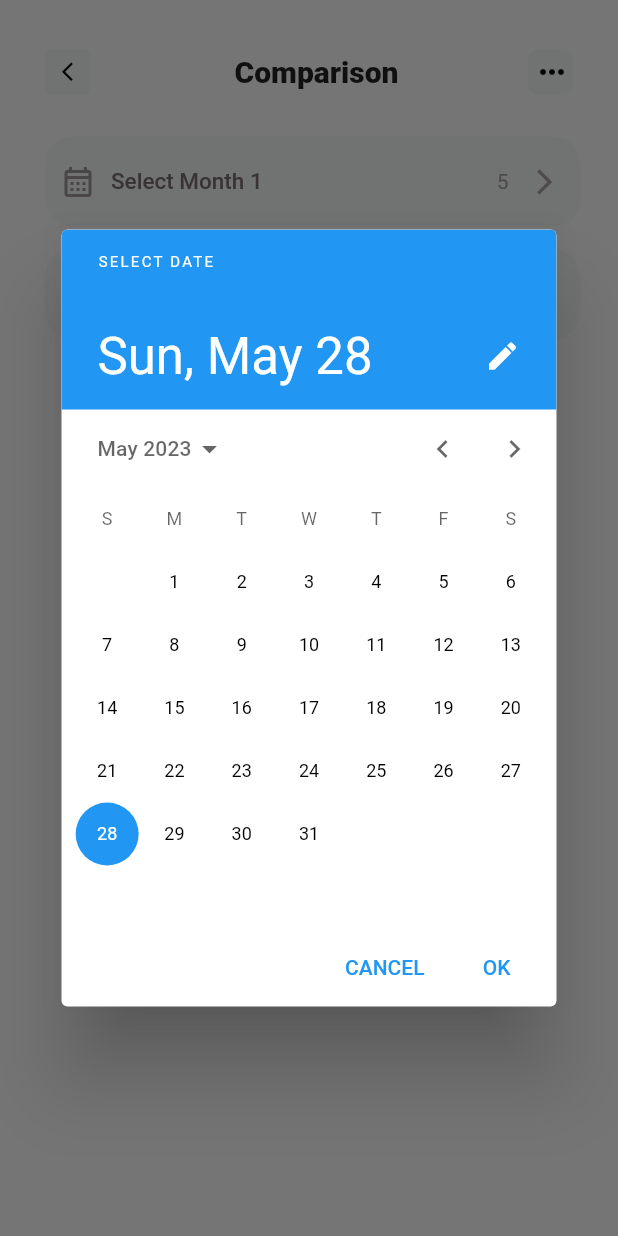
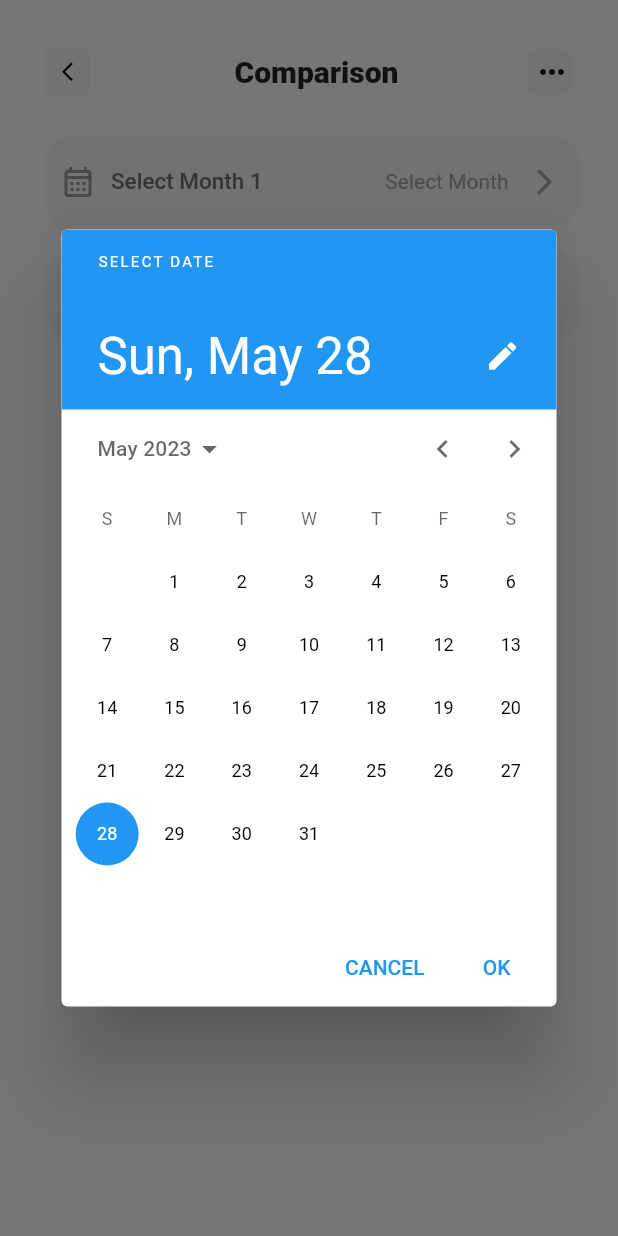
Before and after one commit to TrungThong137/fixnext, a Flutter app: the Comparison screen opened directly, after a tap on "Select Month 1", on a phone screen of 412 x 824 dp. Run offline on Flutter 3.47's test engine with Material 2 defaults, Android fonts, the light colour scheme and no system bars.

Commit message:
add dateFormat

```diff
--- a/lib/main.dart
+++ b/lib/main.dart
@@ -5,6 +5,7 @@ import 'package:fixnext/page/schedule.dart';
 import 'package:fixnext/page/scrollAnimation.dart';
 import 'package:fixnext/page/test.dart';
 import 'package:flutter/material.dart';
+
 
 void main() {
   runApp(const MyApp());
@@ -22,7 +23,7 @@ class MyApp extends StatelessWidget {
       theme: ThemeData(
         primarySwatch: Colors.blue,
       ),
-      home: const BreakFirst()
+      home: const Schedule()
     );
   }
 }
--- a/lib/page/comparison.dart
+++ b/lib/page/comparison.dart
@@ -1,4 +1,6 @@
 import 'package:flutter/material.dart';
+import 'package:intl/intl.dart';
+
 
 class Comparison extends StatefulWidget {
   const Comparison({super.key});
@@ -10,6 +12,7 @@ class Comparison extends StatefulWidget {
 class _ComparisonState extends State<Comparison> {
 
   DateTime selectDate = DateTime.now();
+  bool isSelectMonth=false;
 
   _selectCalendar(BuildContext context) async{
     final DateTime? picker=await showDatePicker(
@@ -22,6 +25,7 @@ class _ComparisonState extends State<Comparison> {
       setState(() {
         selectDate=picker;
       });
+      isSelectMonth=true;
     }
   }
 
@@ -39,7 +43,6 @@ class _ComparisonState extends State<Comparison> {
 
                 calendar(
                   text: "Select Month 1",
-                  textTraining: '${selectDate.month}'
                 ),
 
                 calendar(
@@ -53,7 +56,7 @@ class _ComparisonState extends State<Comparison> {
     );
   }
 
-  Widget calendar({text, textTraining}){
+  Widget calendar({text}){
     return Padding(
       padding: const EdgeInsets.only(right: 25, top: 15),
       child: InkWell(
@@ -83,7 +86,7 @@ class _ComparisonState extends State<Comparison> {
                   mainAxisAlignment: MainAxisAlignment.end,
                   children: [
                     Text(
-                      textTraining??"Select Month",
+                      isSelectMonth? DateFormat.MMM('en_US').format(selectDate): "Select Month",
                       style: const TextStyle(
                         fontSize: 14,
                         color: Color.fromRGBO(173, 164, 165, 1)
--- a/lib/page/schedule.dart
+++ b/lib/page/schedule.dart
@@ -1,5 +1,6 @@
 import 'package:flutter/cupertino.dart';
 import 'package:flutter/material.dart';
+import 'package:intl/intl.dart';
 
 class Schedule extends StatefulWidget {
   const Schedule({super.key});
@@ -174,7 +175,8 @@ class _ScheduleState extends State<Schedule> {
                 onPressed: ()=> _selectCalendar(context),
                 icon: const Icon(Icons.calendar_month_outlined)
               ),
-              Text("Thu, ${selectedDate.day} ${selectedDate.month} ${selectedDate.year}",
+              Text(
+                DateFormat("EEE, d MMMM yyyy").format(selectedDate),
                  style: const TextStyle(
                   fontSize: 15,
                   fontWeight: FontWeight.w500
--- a/pubspec.yaml
+++ b/pubspec.yaml
@@ -39,7 +39,6 @@ dependencies:
   introduction_screen: ^3.1.8
   smooth_page_indicator: ^1.0.0
   rive: ^0.9.1
-  intl: ^0.17.0
   flutter_cupertino_date_picker: ^1.0.26+2
 
 dev_dependencies:
@@ -53,6 +52,7 @@ dev_dependencies:
   # rules and activating additional ones.
   flutter_lints: ^2.0.0
   flutter_launcher_icons: ^0.13.1
+  intl: ^0.18.1
 
 # For information on the generic Dart part of this file, see the
 # following page: https://dart.dev/tools/pub/pubspec
```
Also changed, not shown: pubspec.lock.
